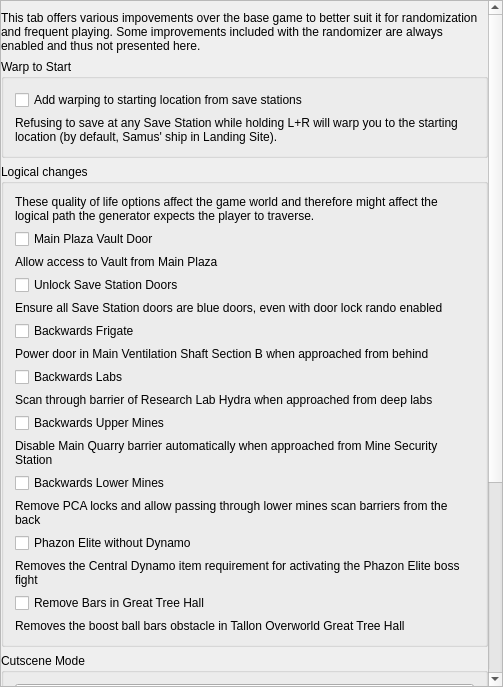
randovania/randovania, file randovania/games/prime1/gui/ui_files/preset_prime_qol.ui: the form before one commit.
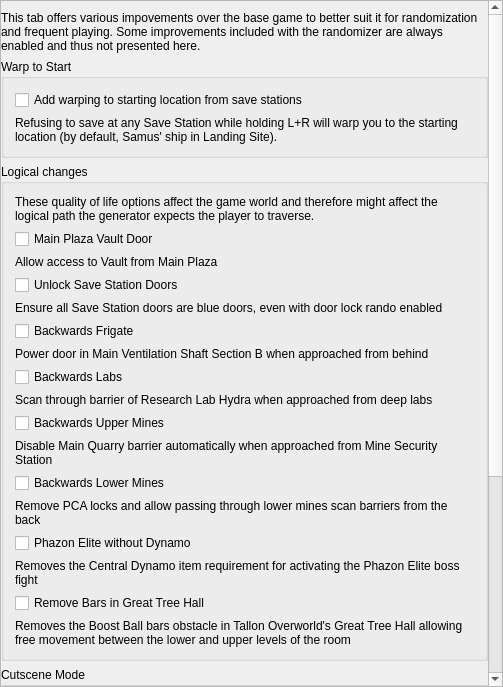
The form after the commit.

Patch:
```diff
--- a/randovania/games/prime1/gui/ui_files/preset_prime_qol.ui
+++ b/randovania/games/prime1/gui/ui_files/preset_prime_qol.ui
@@ -42,9 +42,9 @@
        <property name="geometry">
         <rect>
          <x>0</x>
-         <y>-276</y>
+         <y>-420</y>
          <width>487</width>
-         <height>1182</height>
+         <height>1200</height>
         </rect>
        </property>
        <layout class="QVBoxLayout" name="scroll_layout">
@@ -278,7 +278,10 @@
            <item>
             <widget class="QLabel" name="remove_bars_great_tree_hall_label">
              <property name="text">
-              <string>Removes the boost ball bars obstacle in Tallon Overworld Great Tree Hall</string>
+              <string>Removes the Boost Ball bars obstacle in Tallon Overworld's Great Tree Hall allowing free movement between the lower and upper levels of the room</string>
+             </property>
+             <property name="wordWrap">
+              <bool>true</bool>
              </property>
             </widget>
            </item>
```
